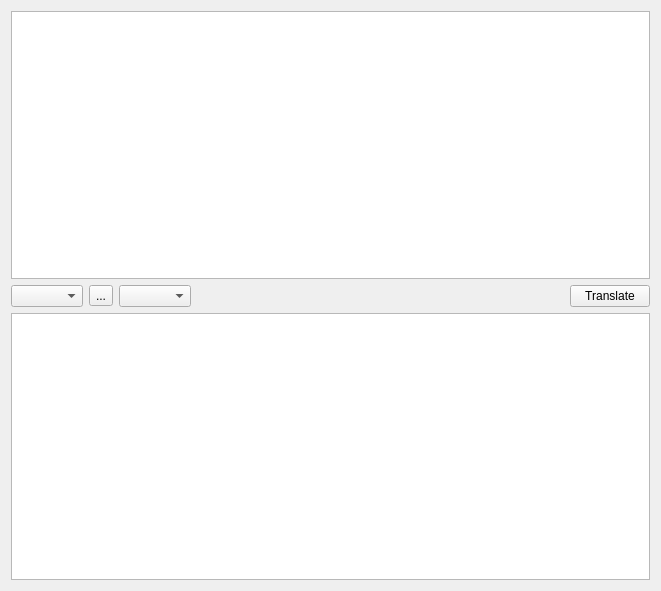
Before: the Qt Designer form src/mainwindow.ui in georgyfarniev/litetran-qt, drawn with Qt 5.
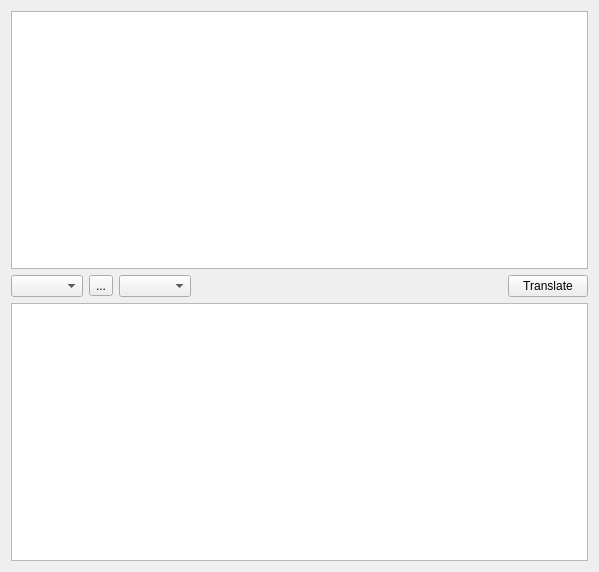
After: the same form once the commit is applied. Icons and pictures are not drawn.

Diff of the .ui file:
```diff
--- a/src/mainwindow.ui
+++ b/src/mainwindow.ui
@@ -6,8 +6,8 @@
    <rect>
     <x>0</x>
     <y>0</y>
-    <width>661</width>
-    <height>591</height>
+    <width>599</width>
+    <height>572</height>
    </rect>
   </property>
   <property name="windowTitle">
```
